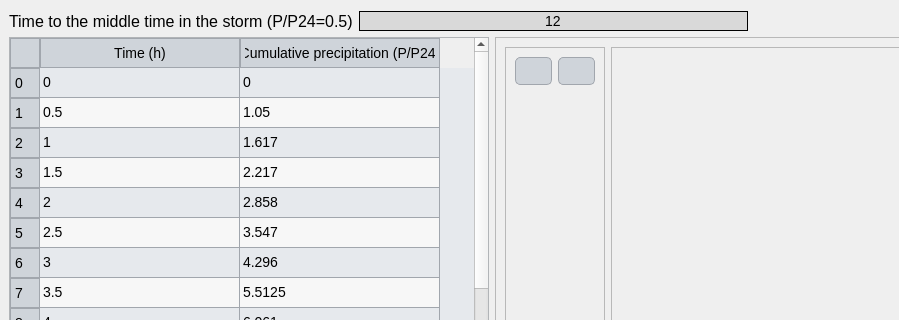
Above: Source_code/ui/user_defined_storm_type_french.ui from Inigobarbe/VFSMOD-GUI before the change; both pictures show x 0 to 899 and y 0 to 320 of the 1147 by 535 pixel window. Below: the same form after it.
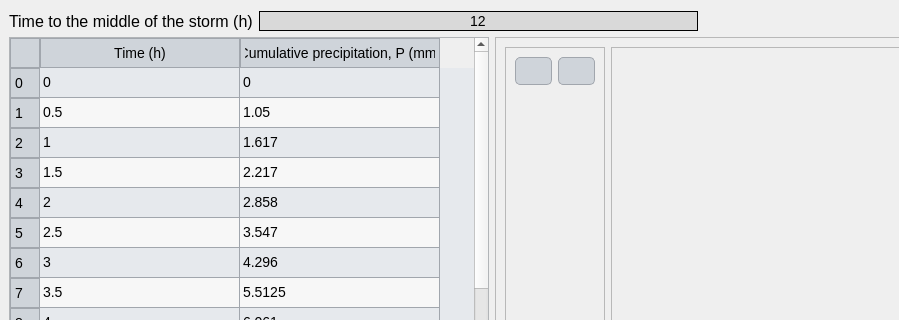
That is the form after the change.

Patch:
```diff
--- a/Source_code/ui/user_defined_storm_type_french.ui
+++ b/Source_code/ui/user_defined_storm_type_french.ui
@@ -211,7 +211,7 @@
      <item>
       <widget class="QLabel" name="label">
        <property name="text">
-        <string>Time to the middle time in the storm (P/P24=0.5)</string>
+        <string>Time to the middle of the storm (h)</string>
        </property>
       </widget>
      </item>
@@ -431,7 +431,7 @@
      </column>
      <column>
       <property name="text">
-       <string>Cumulative precipitation (P/P24)</string>
+       <string>Cumulative precipitation, P (mm)</string>
       </property>
       <property name="whatsThis">
        <string/>
```
